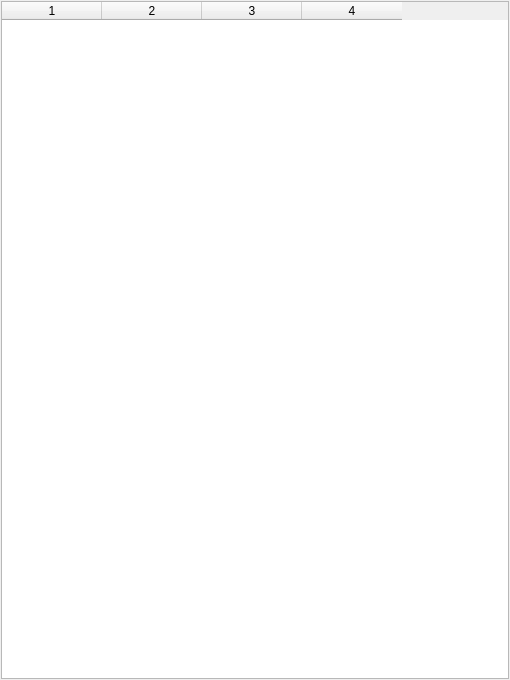
Before: the Qt Designer form widgets/favoriteswidget.ui in Rain92/UltimateMangaReader, drawn with Qt 5.
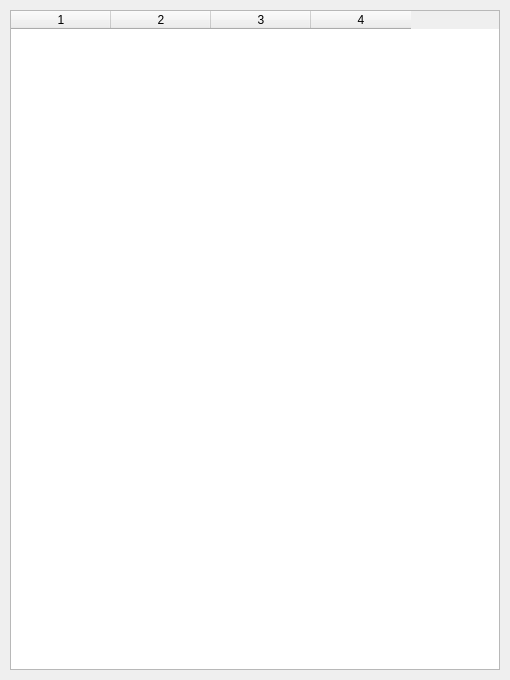
After: the same form once the commit is applied.

```diff
--- a/widgets/favoriteswidget.ui
+++ b/widgets/favoriteswidget.ui
@@ -15,19 +15,19 @@
   </property>
   <layout class="QVBoxLayout" name="verticalLayout">
    <property name="spacing">
-    <number>2</number>
+    <number>6</number>
    </property>
    <property name="leftMargin">
-    <number>1</number>
+    <number>10</number>
    </property>
    <property name="topMargin">
-    <number>1</number>
+    <number>10</number>
    </property>
    <property name="rightMargin">
-    <number>1</number>
+    <number>10</number>
    </property>
    <property name="bottomMargin">
-    <number>1</number>
+    <number>10</number>
    </property>
    <item>
     <widget class="QTableWidget" name="tableWidget">
```
